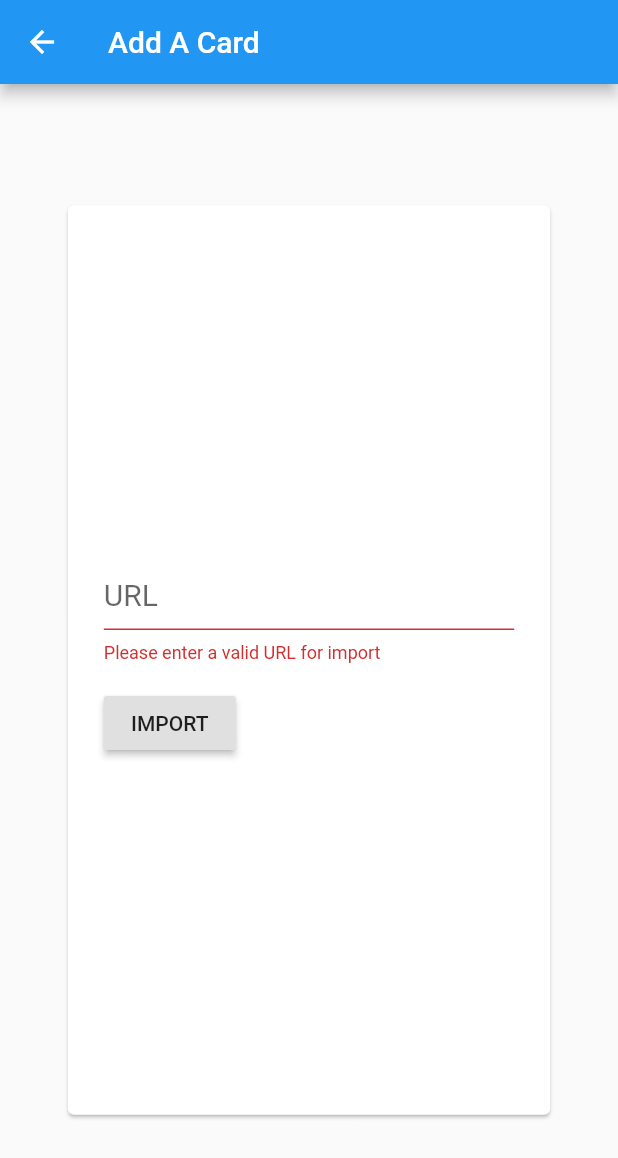
After one commit to thmsdnnr/docent, a Flutter app: the ImportFromURL screen opened by its route, after a tap on "IMPORT", on a phone screen of 412 x 824 dp. The commit adds this screen. Shown: the top 1158 px of the screen. Run offline on Flutter 3.47's test engine with Material 2 defaults, Android fonts, the phone set to English and light mode, and no system bars; our stand-ins replace sqflite; accounts and stored records are empty.

Commit message:
import a deck from JSON at a URL

```diff
--- /dev/null
+++ b/lib/ImportFromURL.dart
@@ -0,0 +1,134 @@
+import "./database.dart";
+import 'package:flutter/material.dart';
+import 'package:http/http.dart' as http;
+
+import 'dart:convert';
+
+import './models/FlashCard.dart';
+import './models/Deck.dart';
+
+Future<List<Deck>> getDeckList() async {
+  List<Deck> deckList = await DBProvider.db.getAllDecks();
+  return deckList;
+}
+
+// Create a Form Widget
+class MyCustomForm extends StatefulWidget {
+  @override
+  MyCustomFormState createState() {
+    return MyCustomFormState();
+  }
+}
+
+// Create a corresponding State class. This class will hold the data related to
+// the form.
+class MyCustomFormState extends State<MyCustomForm> {
+  // Create a global key that will uniquely identify the Form widget and allow
+  // us to validate the form
+  //
+  // Note: This is a GlobalKey<FormState>, not a GlobalKey<MyCustomFormState>!
+  final _formKey = GlobalKey<FormState>();
+  Map<String, String> _urlForm = {
+    "url": "",
+  };
+
+  @override
+  initState() {
+    super.initState();
+  }
+
+  Future<void> addCardToDeckId(FlashCard card, int deckId) async {
+    int cardId = await DBProvider.db.insertFlashCard(card);
+    await DBProvider.db
+        .insertDeckToFlashCardById(deckId: deckId, cardId: cardId);
+  }
+
+  Future<int> buildDeckFromImport(parsed) async {
+    Deck newDeck = new Deck(title: parsed["title"]);
+    int newDeckId = await DBProvider.db.insertDeck(newDeck);
+    var futures = <Future>[];
+    parsed["cards"].forEach((card) {
+      FlashCard thisCard = new FlashCard.fromMap(card);
+      futures.add(addCardToDeckId(thisCard, newDeckId));
+    });
+    await Future.wait(futures);
+    return newDeckId;
+  }
+
+  @override
+  Widget build(BuildContext context) {
+    // Build a Form widget using the _formKey we created above
+    return Form(
+      key: _formKey,
+      child: Column(
+        crossAxisAlignment: CrossAxisAlignment.start,
+        children: <Widget>[
+          TextFormField(
+              minLines: 1,
+              maxLines: 2,
+              decoration: InputDecoration(
+                alignLabelWithHint: true,
+                labelText: "URL",
+                labelStyle: TextStyle(fontSize: 20),
+              ),
+              validator: (value) {
+                if (value.isEmpty) {
+                  return 'Please enter a valid URL for import';
+                }
+                return null;
+              },
+              onSaved: (String value) {
+                this._urlForm["url"] = value;
+              }),
+          Padding(
+            padding: const EdgeInsets.symmetric(vertical: 16.0),
+            child: RaisedButton(
+              onPressed: () async {
+                if (_formKey.currentState.validate()) {
+                  _formKey.currentState.save();
+                  var response = await http.get(this._urlForm["url"]);
+                  var parsed = json.decode(response.body);
+                  int newDeckId = await buildDeckFromImport(parsed);
+                  Navigator.pop(context, {
+                    "deckId": newDeckId,
+                  });
+                }
+              },
+              child: Text("IMPORT"),
+            ),
+          ),
+        ],
+      ),
+    );
+  }
+}
+
+class ImportFromURL extends StatelessWidget {
+  static const routeName = "/importFromURL";
+
+  @override
+  Widget build(BuildContext context) {
+    return Scaffold(
+        appBar: AppBar(
+          title: Text('Add A Card'),
+        ),
+        body: SafeArea(
+            child: Center(
+                child: FractionallySizedBox(
+                    widthFactor: 0.8,
+                    heightFactor: 0.8,
+                    child: Card(
+                        child: Column(
+                            mainAxisAlignment: MainAxisAlignment.center,
+                            crossAxisAlignment: CrossAxisAlignment.center,
+                            children: [
+                          new Expanded(
+                              flex: 1,
+                              child: Center(
+                                  child: SingleChildScrollView(
+                                padding: EdgeInsets.all(24.0),
+                                child: MyCustomForm(),
+                              )))
+                        ]))))));
+  }
+}
```
Also changed, not shown: lib/main.dart (+30 -10 lines).
